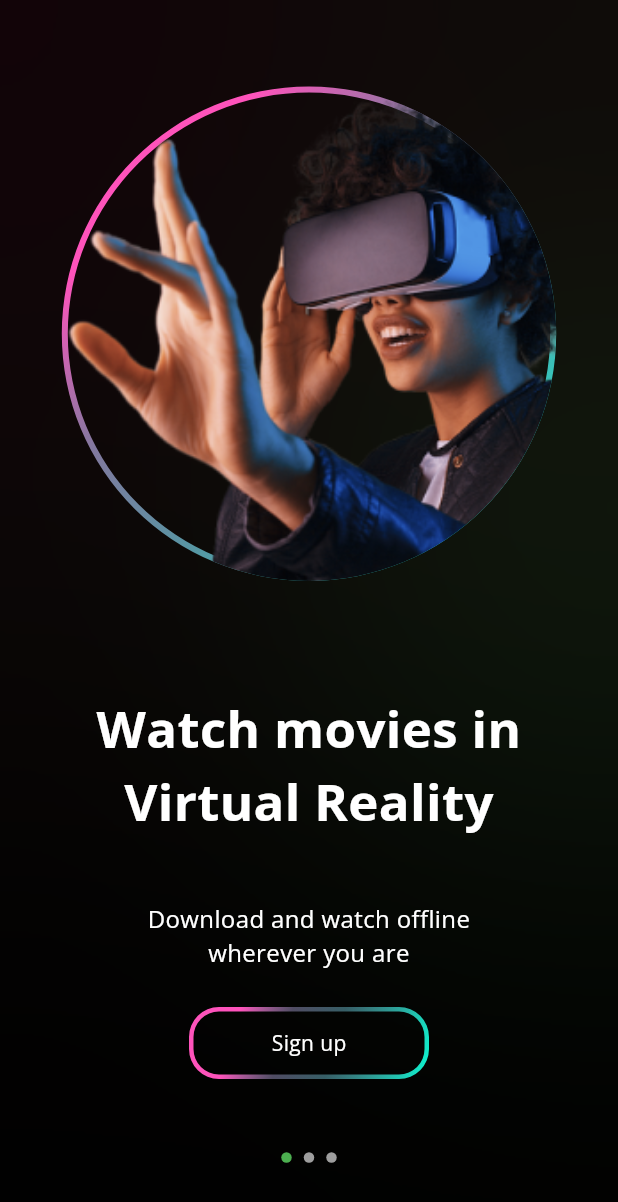
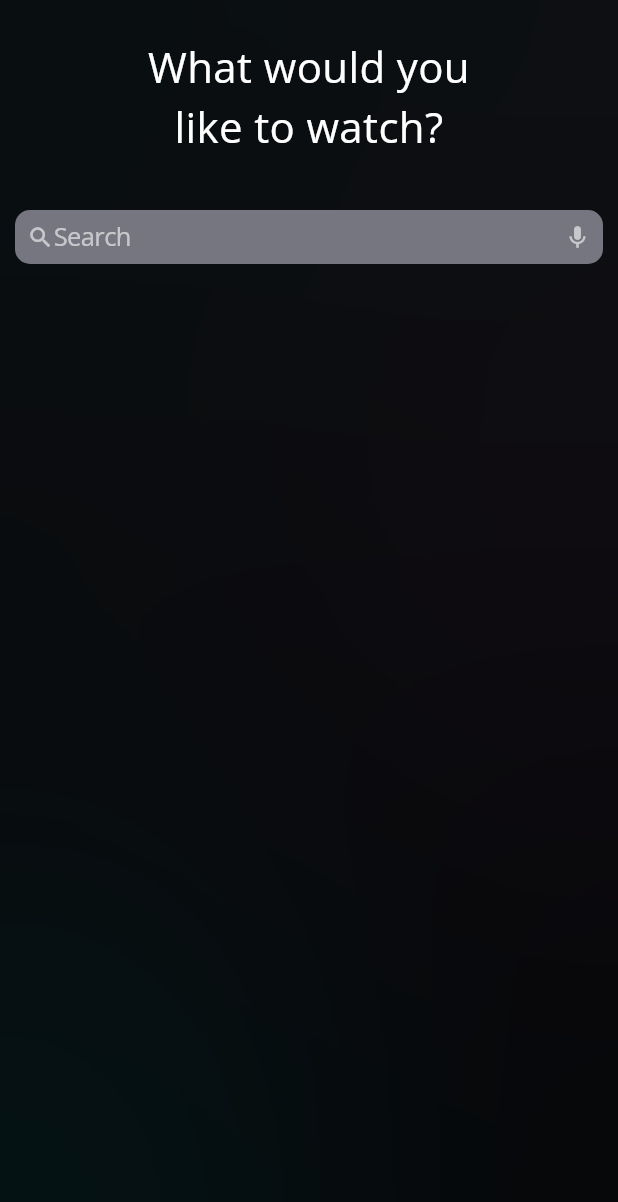
Before and after one commit to JakariaKhan-CSE/Figma-to-Flutter-Movies-Neon-App-UI-Design-, a Flutter app: the screen it shows after launch, on a phone screen of 412 x 824 dp. Shown: the top 1202 px of the screen. Run offline on Flutter 3.47's test engine with Material 3 defaults, Android fonts, the phone set to English and light mode, and no system bars; our stand-ins replace google_fonts.

Commit message:
searchbar design complete.

```diff
--- /dev/null
+++ b/lib/Components/search_field_widget.dart
@@ -0,0 +1,57 @@
+import 'package:flutter/cupertino.dart';
+import 'package:flutter/material.dart';
+
+class SearchFieldWidget extends StatelessWidget {
+  const SearchFieldWidget({super.key, required this.padding});
+
+  final EdgeInsetsGeometry padding;
+
+  @override
+  Widget build(BuildContext context) {
+    return Padding(
+      padding: padding,
+      child: Container(
+        height: 36,
+        decoration: BoxDecoration(
+            color: Color(0xFF767680), borderRadius: BorderRadius.circular(10)),
+        child: Row(
+          children: [
+            SizedBox(
+              width: 8,
+            ),
+            Icon(
+              Icons.search,
+              size: 18,
+              color: Color(0xFFFFFFFF).withOpacity(0.6),
+            ),
+            Expanded(
+                child: TextField(
+              style: TextStyle(fontSize: 17,
+              letterSpacing: -0.41),
+                  decoration: InputDecoration(
+                    border: InputBorder.none,
+                    hintText: 'Search',
+                    hintStyle: TextStyle(
+                      color: Color(0xFFFFFFFF).withOpacity(0.6),  // opacioty and color code get from figma design
+                        fontSize: 17,
+                        letterSpacing: -0.41
+                    )
+                  ),
+            )),
+            SizedBox(
+              width: 8,
+            ),
+            Icon(
+              Icons.mic,
+              size: 18,
+              color: Color(0xFFFFFFFF).withOpacity(0.6),
+            ),
+            SizedBox(
+              width: 8,
+            ),
+          ],
+        ),
+      ),
+    );
+  }
+}
--- a/lib/main.dart
+++ b/lib/main.dart
@@ -1,3 +1,4 @@
+import 'package:figma_to_flutter_movies_neon/screen/home_screen.dart';
 import 'package:figma_to_flutter_movies_neon/screen/onboarding.dart';
 import 'package:google_fonts/google_fonts.dart';
 import 'package:flutter/material.dart';
@@ -16,7 +17,7 @@ class MyApp extends StatelessWidget {
       theme: ThemeData(
         fontFamily: GoogleFonts.openSans().fontFamily
       ),
-      home: Onboarding(),
+      home: HomeScreen(),
     );
   }
 }
--- /dev/null
+++ b/lib/screen/home_screen.dart
@@ -0,0 +1,104 @@
+import 'dart:ui';
+
+import 'package:figma_to_flutter_movies_neon/Components/search_field_widget.dart';
+import 'package:flutter/material.dart';
+import 'package:google_fonts/google_fonts.dart';
+
+class HomeScreen extends StatefulWidget {
+  const HomeScreen({super.key});
+
+  @override
+  State<HomeScreen> createState() => _HomeScreenState();
+}
+
+class _HomeScreenState extends State<HomeScreen> {
+  @override
+  Widget build(BuildContext context) {
+    final screenHeight = MediaQuery.of(context).size.height;
+    final screenWidth = MediaQuery.of(context).size.width;
+    return Scaffold(
+      backgroundColor: Colors.black,
+      // extendBody: true, // this color goes also bottom
+      body: SizedBox(
+        height: screenHeight,
+        width: screenWidth,
+        child: Stack(
+          children: [
+            Positioned(
+                top: screenHeight * 0.1,
+                left: -88,
+                child: Container(
+                  height: 200,
+                  width: 200,
+                  decoration:
+                      BoxDecoration(color: Color(0xFF09FBD3).withOpacity(0.5), shape: BoxShape.circle),
+                  child: BackdropFilter(
+                    filter: ImageFilter.blur(sigmaX: 200, sigmaY: 200),
+                    child: Container(
+                      height: 200,
+                      width: 200,
+                      color: Colors.transparent,
+                    ),
+                  ),
+                )),
+            Positioned(
+                top: screenHeight * 0.3,
+                right: -100,
+                child: Container(
+                  height: 200,
+                  width: 200,
+                  decoration: BoxDecoration(
+                      color: Color(0xFFFE53BB).withOpacity(0.8), shape: BoxShape.circle),
+                  child: BackdropFilter(
+                    filter: ImageFilter.blur(sigmaX: 200, sigmaY: 200),
+                    child: Container(
+                      height: 200,
+                      width: 200,
+                      color: Colors.transparent,
+                    ),
+                  ),
+                )),
+            Positioned(
+                bottom: -100,
+                left: -100,
+                child: Container(
+                  height: 200,
+                  width: 200,
+                  decoration: BoxDecoration(
+                      color: Color(0xFF08F7FE).withOpacity(0.5), shape: BoxShape.circle),
+                  child: BackdropFilter(
+                    filter: ImageFilter.blur(sigmaX: 200, sigmaY: 200),
+                    child: Container(
+                      height: 200,
+                      width: 200,
+                      color: Colors.transparent,
+                    ),
+                  ),
+                )),
+            SafeArea(
+                bottom: false, // very useful bottom safe area false
+                child: ListView(
+                  children: [
+                    SizedBox(
+                      height: 24,
+                    ),
+                    SizedBox(
+                        height: 76,
+                        child: Text(
+                          'What would you \nlike to watch?',
+                          textAlign: TextAlign.center,
+                          style: GoogleFonts.openSans(
+                              fontSize: 28, color: Color(0xFFFFFFFF)),
+                        )),
+                    SizedBox(
+                      height: 30,
+                    ),
+                      SearchFieldWidget(padding: EdgeInsets.all(10),)
+                  ],
+                ))
+          ],
+        ),
+      ),
+    );
+  }
+}
```
